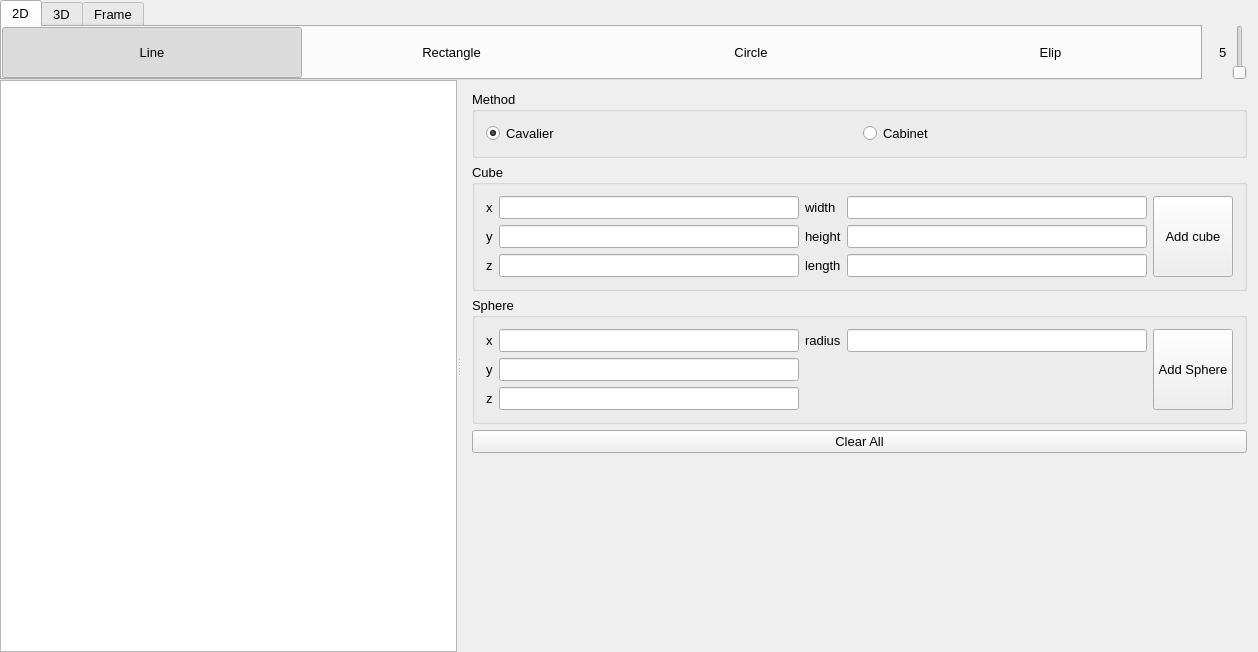
Qt form window.ui (giahuyng98/computer-graphics) before a commit.
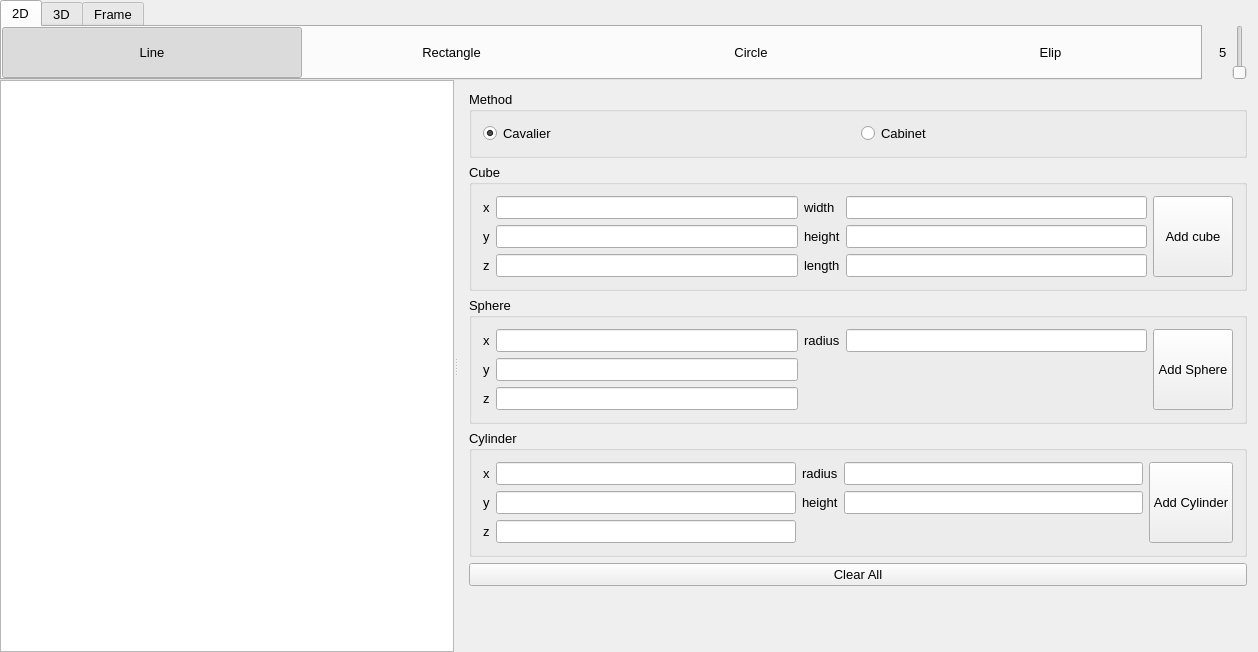
The same form after that commit. The open tabs and pages were chosen to show the change. Icons and pictures are not drawn.

What changed in the file:
```diff
--- a/window.ui
+++ b/window.ui
@@ -1145,6 +1145,89 @@
            </layout>
           </widget>
          </item>
+         <item>
+          <widget class="QGroupBox" name="groupBoxCube_2">
+           <property name="title">
+            <string>Cylinder</string>
+           </property>
+           <layout class="QHBoxLayout" name="horizontalLayout_12">
+            <item>
+             <layout class="QGridLayout" name="gridLayout_7">
+              <item row="2" column="0">
+               <widget class="QLabel" name="label_20">
+                <property name="text">
+                 <string>z</string>
+                </property>
+               </widget>
+              </item>
+              <item row="1" column="1">
+               <widget class="QLineEdit" name="cylinderY"/>
+              </item>
+              <item row="0" column="3">
+               <widget class="QLineEdit" name="cylinderR"/>
+              </item>
+              <item row="2" column="1">
+               <widget class="QLineEdit" name="cylinderZ"/>
+              </item>
+              <item row="0" column="1">
+               <widget class="QLineEdit" name="cylinderX"/>
+              </item>
+              <item row="0" column="2">
+               <widget class="QLabel" name="label_21">
+                <property name="text">
+                 <string>radius</string>
+                </property>
+               </widget>
+              </item>
+              <item row="1" column="0">
+               <widget class="QLabel" name="label_22">
+                <property name="text">
+                 <string>y</string>
+                </property>
+               </widget>
+              </item>
+              <item row="1" column="2">
+               <widget class="QLabel" name="label_23">
+                <property name="text">
+                 <string>height</string>
+                </property>
+               </widget>
+              </item>
+              <item row="0" column="0">
+               <widget class="QLabel" name="label_24">
+                <property name="text">
+                 <string>x</string>
+                </property>
+               </widget>
+              </item>
+              <item row="2" column="2">
+               <widget class="QLabel" name="label_25">
+                <property name="text">
+                 <string/>
+                </property>
+               </widget>
+              </item>
+              <item row="1" column="3">
+               <widget class="QLineEdit" name="cylinderH"/>
+              </item>
+             </layout>
+            </item>
+            <item>
+             <widget class="QPushButton" name="addCylinder">
+              <property name="sizePolicy">
+               <sizepolicy hsizetype="Minimum" vsizetype="Preferred">
+                <horstretch>0</horstretch>
+                <verstretch>0</verstretch>
+               </sizepolicy>
+              </property>
+              <property name="text">
+               <string>Add Cylinder</string>
+              </property>
+             </widget>
+            </item>
+           </layout>
+          </widget>
+         </item>
          <item>
           <widget class="QPushButton" name="clear3Dbtn">
            <property name="text">
```
Left out of the diff: 31 changed lines with no effect on the pictures.
